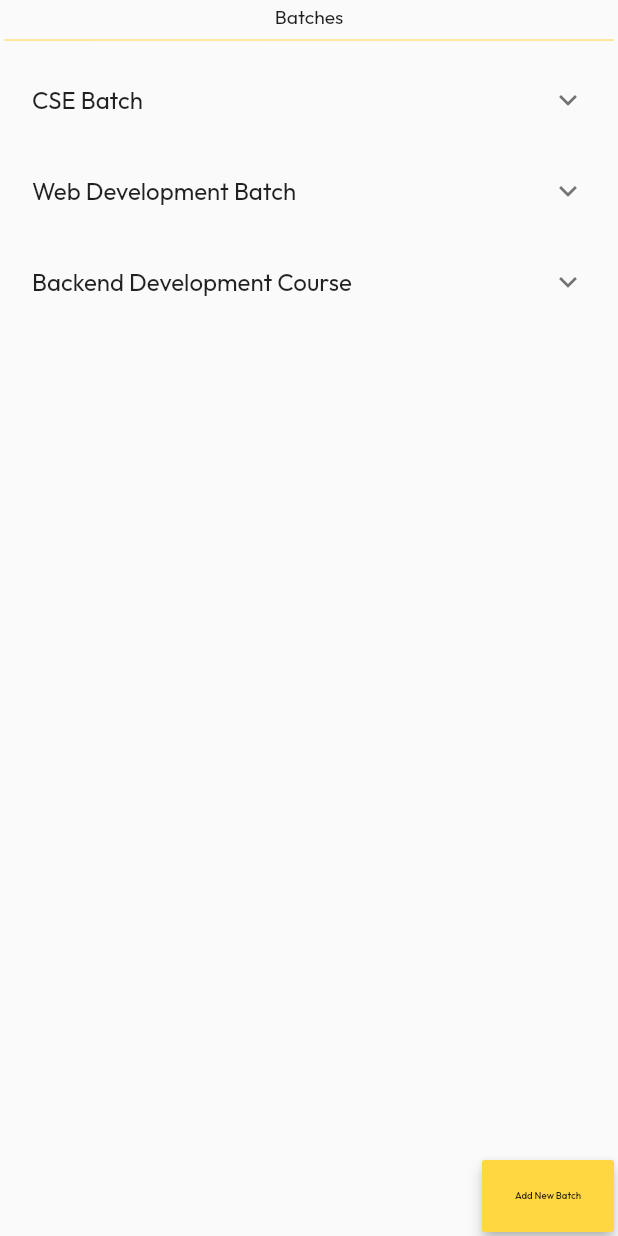
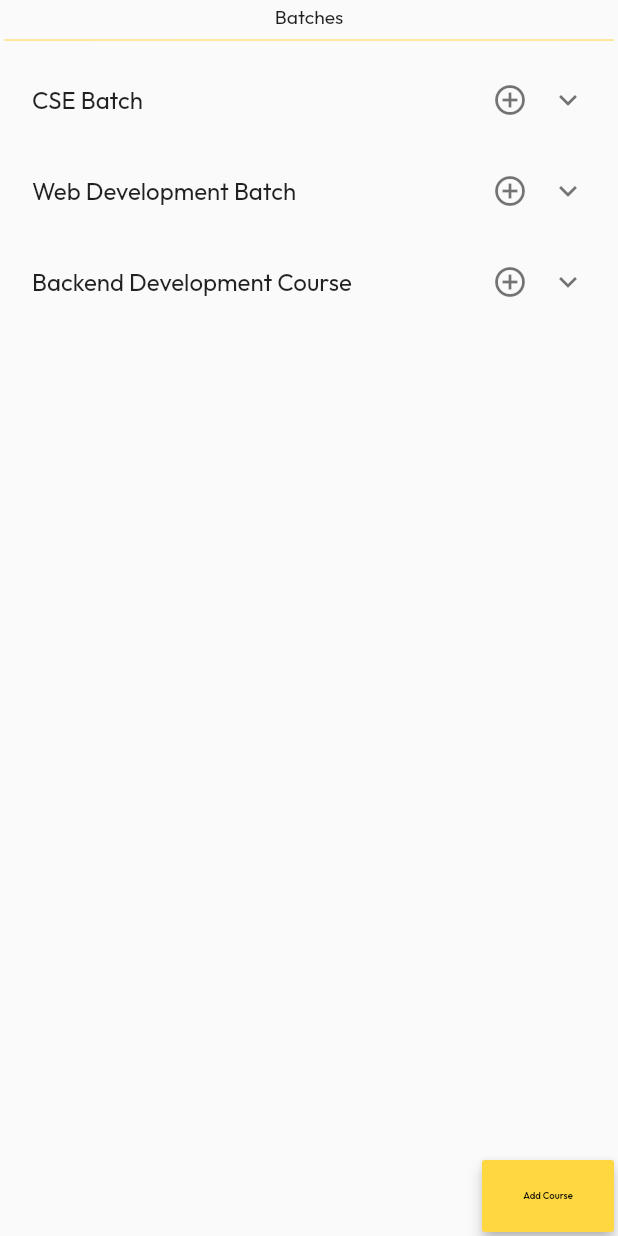
Before and after one commit to siddhardh-7/Q-Box_Admin, a Flutter app: the BatchManagement screen opened directly, on a phone screen of 412 x 824 dp. Run offline on Flutter 3.47's test engine with Material 2 defaults, Android fonts, the phone set to English and light mode, and no system bars; our stand-ins replace get, google_fonts.

Commit message:
after final UI of batch management

```diff
--- a/qbox_admin/lib/screens/batch_management.dart
+++ b/qbox_admin/lib/screens/batch_management.dart
@@ -1,4 +1,8 @@
 import 'package:flutter/material.dart';
+import 'package:qbox_admin/widgets/Tailing%20Widgets/batch_management_expansion_tail_widget.dart';
+import 'package:qbox_admin/widgets/bottom_material_button.dart';
+import 'package:qbox_admin/widgets/pop_up_text_field.dart';
+import 'package:qbox_admin/widgets/submit_button.dart';
 
 class BatchManagement extends StatefulWidget {
   const BatchManagement({Key? key}) : super(key: key);
@@ -8,6 +12,9 @@ class BatchManagement extends StatefulWidget {
 }
 
 class _BatchManagementState extends State<BatchManagement> {
+  bool _customTileExpanded = false;
+  final _formKey = GlobalKey<FormState>();
+
   @override
   Widget build(BuildContext context) {
     return Scaffold(
@@ -44,6 +51,12 @@ class _BatchManagementState extends State<BatchManagement> {
                       child: ExpansionTile(
                         backgroundColor: Colors.white,
                         title: const Text('CSE Batch'),
+                        trailing: BatchManagementExpansionTailWidget(
+                            formKey: _formKey,
+                            customTileExpanded: _customTileExpanded),
+                        onExpansionChanged: (bool expanded) {
+                          setState(() => _customTileExpanded = expanded);
+                        },
                         children: [
                           Padding(
                             padding: EdgeInsets.symmetric(
@@ -85,6 +98,12 @@ class _BatchManagementState extends State<BatchManagement> {
                       child: ExpansionTile(
                         backgroundColor: Colors.white,
                         title: const Text('Web Development Batch'),
+                        trailing: BatchManagementExpansionTailWidget(
+                            formKey: _formKey,
+                            customTileExpanded: _customTileExpanded),
+                        onExpansionChanged: (bool expanded) {
+                          setState(() => _customTileExpanded = expanded);
+                        },
                         children: [
                           Padding(
                             padding: EdgeInsets.symmetric(
@@ -126,6 +145,12 @@ class _BatchManagementState extends State<BatchManagement> {
                       child: ExpansionTile(
                         backgroundColor: Colors.white,
                         title: const Text('Backend Development Course'),
+                        trailing: BatchManagementExpansionTailWidget(
+                            formKey: _formKey,
+                            customTileExpanded: _customTileExpanded),
+                        onExpansionChanged: (bool expanded) {
+                          setState(() => _customTileExpanded = expanded);
+                        },
                         children: [
                           Padding(
                             padding: EdgeInsets.symmetric(
@@ -165,21 +190,22 @@ class _BatchManagementState extends State<BatchManagement> {
             ),
             Align(
               alignment: Alignment.bottomRight,
-              child: Material(
-                color: Colors.amberAccent,
-                elevation: 4,
-                type: MaterialType.button,
-                child: MaterialButton(
-                  onPressed: () {},
-                  padding:
-                      EdgeInsets.all(MediaQuery.of(context).size.width / 76.8),
-                  child: Text(
-                    'Add New Batch',
-                    style: TextStyle(
-                      fontSize: MediaQuery.of(context).size.width / 64,
+              child: BottomMaterialButton(
+                text: 'Add Course',
+                popUpChild: Column(
+                  mainAxisAlignment: MainAxisAlignment.start,
+                  mainAxisSize: MainAxisSize.min,
+                  children: const [
+                    Divider(
+                      color: Colors.amber,
                     ),
-                  ),
+                    PopUpTextField(
+                        hint: 'Title', label: 'Title', widthRatio: 2),
+                  ],
                 ),
+                popUpactions: [
+                  SubmitButton(text: 'Add Course', onPressed: () {}),
+                ],
               ),
             ),
           ],
--- /dev/null
+++ b/qbox_admin/lib/widgets/Tailing Widgets/batch_management_expansion_tail_widget.dart
@@ -0,0 +1,103 @@
+import 'package:flutter/material.dart';
+import 'package:qbox_admin/widgets/pop_up_text_field.dart';
+import 'package:qbox_admin/widgets/submit_button.dart';
+
+class BatchManagementExpansionTailWidget extends StatelessWidget {
+  const BatchManagementExpansionTailWidget({
+    Key? key,
+    required GlobalKey<FormState> formKey,
+    required bool customTileExpanded,
+  })  : _formKey = formKey,
+        _customTileExpanded = customTileExpanded,
+        super(key: key);
+
+  final GlobalKey<FormState> _formKey;
+  final bool _customTileExpanded;
+
+  @override
+  Widget build(BuildContext context) {
+    return Row(
+      mainAxisSize: MainAxisSize.min,
+      children: [
+        IconButton(
+          onPressed: () {
+            showDialog(
+                context: context,
+                builder: (BuildContext context) {
+                  return SingleChildScrollView(
+                    child: AlertDialog(
+                      title: Row(
+                        mainAxisAlignment: MainAxisAlignment.spaceBetween,
+                        children: [
+                          const Text('Add New Course Category'),
+                          IconButton(
+                              onPressed: () {
+                                Navigator.of(context, rootNavigator: true)
+                                    .pop();
+                              },
+                              icon: const Icon(Icons.close_rounded))
+                        ],
+                      ),
+                      contentPadding: EdgeInsets.all(
+                          MediaQuery.of(context).size.width * (2 / 153.6)),
+                      content: Form(
+                        key: _formKey,
+                        child: SizedBox(
+                          width:
+                              MediaQuery.of(context).size.width * (700 / 1563),
+                          child: Column(
+                            mainAxisAlignment: MainAxisAlignment.start,
+                            mainAxisSize: MainAxisSize.min,
+                            children: const [
+                              Divider(
+                                color: Colors.amber,
+                              ),
+                              PopUpTextField(
+                                  hint: 'Course Name',
+                                  label: 'Course Name',
+                                  widthRatio: 2),
+                              PopUpTextField(
+                                  hint: 'Category',
+                                  label: 'Course Category',
+                                  widthRatio: 2),
+                              PopUpTextField(
+                                  hint: 'Batch S',
+                                  label: 'Batch Name',
+                                  widthRatio: 2),
+                              PopUpTextField(
+                                  hint: '',
+                                  label: 'Starting Date',
+                                  widthRatio: 2),
+                              PopUpTextField(
+                                  hint: '',
+                                  label: 'Ending Date',
+                                  widthRatio: 2),
+                              PopUpTextField(
+                                  hint: '60',
+                                  label: 'Batch Strength',
+                                  widthRatio: 2),
+                            ],
+                          ),
+                        ),
+                      ),
+                      actions: [
+                        SubmitButton(text: 'Add Batch', onPressed: () {}),
+                      ],
+                    ),
+                  );
+                });
+          },
+          icon: const Icon(Icons.add_circle_outline),
+        ),
+        SizedBox(
+          width: MediaQuery.of(context).size.width * (1 / 153.6),
+        ),
+        Icon(
+          _customTileExpanded
+              ? Icons.keyboard_arrow_up_outlined
+              : Icons.keyboard_arrow_down_outlined,
+        ),
+      ],
+    );
+  }
+}
--- a/qbox_admin/lib/widgets/course_management_expansion_tailing.dart
+++ b/qbox_admin/lib/widgets/Tailing Widgets/course_management_expansion_tail_widget.dart
@@ -2,8 +2,8 @@ import 'package:flutter/material.dart';
 import 'package:qbox_admin/widgets/pop_up_text_field.dart';
 import 'package:qbox_admin/widgets/submit_button.dart';
 
-class CourseManagementExpansionTailing extends StatelessWidget {
-  const CourseManagementExpansionTailing({
+class CourseManagementExpansionTailWidget extends StatelessWidget {
+  const CourseManagementExpansionTailWidget({
     Key? key,
     required GlobalKey<FormState> formKey,
     required bool customTileExpanded,
```
Also changed, not shown: qbox_admin/lib/screens/course_management.dart (+4 -4 lines).
